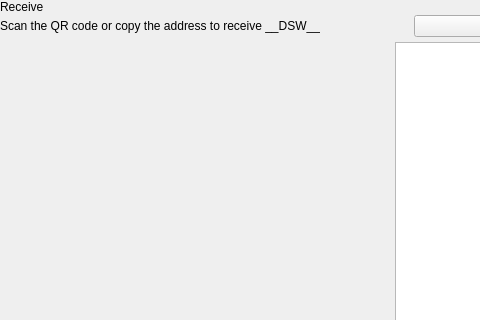
This is src/qt/pivx/forms/receivewidget.ui in decenomy/DSW as Qt 5 draws it before an edit; both pictures show x 0 to 480 and y 0 to 320 of the 629 by 629 pixel window. The edited form follows.
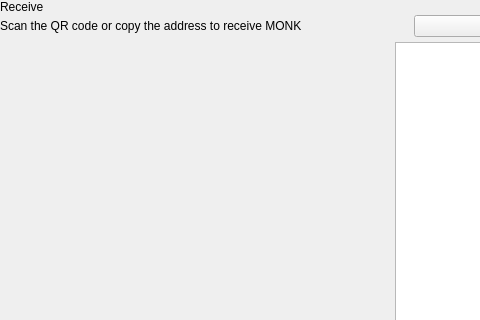
This is the edited form. Custom widgets are drawn as their Qt base class.

Commit message: Replace standard coin unit __DSW__ by MONK

Patch:
```diff
--- a/src/qt/pivx/forms/receivewidget.ui
+++ b/src/qt/pivx/forms/receivewidget.ui
@@ -78,7 +78,7 @@
             <item alignment="Qt::AlignTop">
              <widget class="QLabel" name="labelSubtitle1">
               <property name="text">
-               <string>Scan the QR code or copy the address to receive __DSW__</string>
+               <string>Scan the QR code or copy the address to receive MONK</string>
               </property>
              </widget>
             </item>
```
The commit also changes 9 other files.
